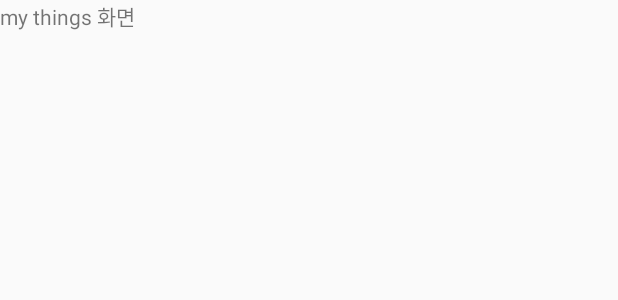
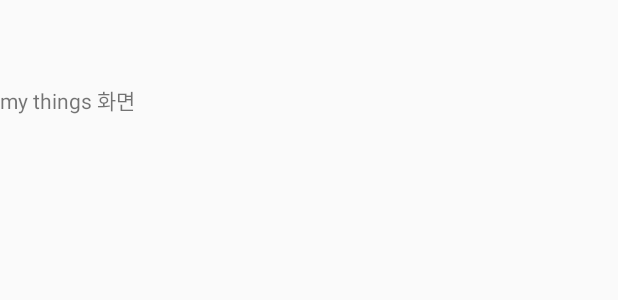
Before and after one commit to sanhae11/Plan_Cat, an Android app: the layout activity_my_things.xml on its own in the app's theme, with its tools: preview values and no code run, on a phone screen of 412 x 824 dp. Shown: the top 300 px of the screen. Run offline under Robolectric (Android 15) with nearby library versions, the phone set to English and light mode, and no system bars.

Commit message:
고양이 화면에서 shop 버튼 동작 안 하는 문제 해결

```diff
--- a/app/src/main/java/com/example/mp_plancat/CatFragment.java
+++ b/app/src/main/java/com/example/mp_plancat/CatFragment.java
@@ -49,7 +49,7 @@ public class CatFragment extends Fragment {
             }
         });
 
-        btn_shop = (Button) rootView.findViewById(R.id.btn_shop);
+        btn_shop = (Button) rootView.findViewById(R.id.btn_settings);
         btn_shop.setOnClickListener(new View.OnClickListener() {
             @Override
             public void onClick(View v) {
--- a/app/src/main/res/layout/activity_cat_book.xml
+++ b/app/src/main/res/layout/activity_cat_book.xml
@@ -2,7 +2,8 @@
 <!-- cat book 화면 -->
 <LinearLayout xmlns:android="http://schemas.android.com/apk/res/android"
     android:layout_width="match_parent"
-    android:layout_height="match_parent">
+    android:layout_height="match_parent"
+    android:paddingTop="?android:attr/actionBarSize">
 
     <TextView
         android:layout_width="wrap_content"
--- a/app/src/main/res/layout/activity_my_things.xml
+++ b/app/src/main/res/layout/activity_my_things.xml
@@ -2,7 +2,8 @@
 <!-- my things 화면 -->
 <LinearLayout xmlns:android="http://schemas.android.com/apk/res/android"
     android:layout_width="match_parent"
-    android:layout_height="match_parent">
+    android:layout_height="match_parent"
+    android:paddingTop="?android:attr/actionBarSize">
 
     <TextView
         android:layout_width="wrap_content"
--- a/app/src/main/res/layout/activity_shop.xml
+++ b/app/src/main/res/layout/activity_shop.xml
@@ -2,7 +2,9 @@
 <!-- shop 화면 -->
 <LinearLayout xmlns:android="http://schemas.android.com/apk/res/android"
     android:layout_width="match_parent"
-    android:layout_height="match_parent">
+    android:layout_height="match_parent"
+    android:paddingTop="?android:attr/actionBarSize">
+
     <TextView
         android:layout_width="wrap_content"
         android:layout_height="wrap_content"
```
